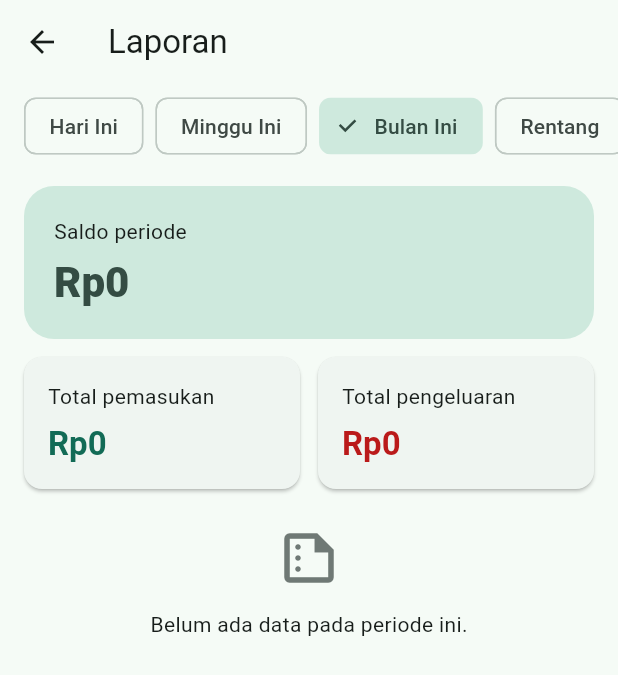
After one commit to technowstack/finote, a Flutter app: the screen it shows after launch, after a tap on the "assessment" icon, on a phone screen of 412 x 824 dp. The commit adds this screen. Shown: the top 675 px of the screen. Run offline on Flutter 3.47's test engine with Material 3 defaults, Android fonts, the light colour scheme and no system bars; our stand-ins replace drift, drift_flutter, flutter_riverpod, go_router; accounts and stored records are empty; generated files the repository leaves out were written again.

Commit message:
feat: add basic reports

```diff
--- a/lib/app/router.dart
+++ b/lib/app/router.dart
@@ -3,6 +3,7 @@ import 'package:go_router/go_router.dart';
 
 import '../features/categories/presentation/category_page.dart';
 import '../features/dashboard/presentation/dashboard_page.dart';
+import '../features/reports/presentation/reports_page.dart';
 import '../features/transactions/presentation/transaction_form_page.dart';
 import '../features/transactions/presentation/transactions_page.dart';
 
@@ -13,6 +14,10 @@ final routerProvider = Provider<GoRouter>((ref) {
       GoRoute(
         path: '/categories',
         builder: (context, state) => const CategoryPage(),
+      ),
+      GoRoute(
+        path: '/reports',
+        builder: (context, state) => const ReportsPage(),
       ),
       GoRoute(
         path: '/transactions',
--- a/lib/features/dashboard/presentation/dashboard_page.dart
+++ b/lib/features/dashboard/presentation/dashboard_page.dart
@@ -19,6 +19,11 @@ class DashboardPage extends ConsumerWidget {
       appBar: AppBar(
         title: const Text('Catatan Keuangan'),
         actions: [
+          IconButton(
+            tooltip: 'Laporan',
+            onPressed: () => context.push('/reports'),
+            icon: const Icon(Icons.assessment_outlined),
+          ),
           IconButton(
             tooltip: 'Kategori',
             onPressed: () => context.push('/categories'),
--- /dev/null
+++ b/lib/features/reports/presentation/reports_page.dart
@@ -0,0 +1,378 @@
+import 'package:flutter/material.dart';
+import 'package:flutter_riverpod/flutter_riverpod.dart';
+import 'package:intl/intl.dart';
+
+import '../../../core/utils/currency_formatter.dart';
+import '../data/report_repository.dart';
+
+class ReportsPage extends ConsumerStatefulWidget {
+  const ReportsPage({super.key});
+
+  @override
+  ConsumerState<ReportsPage> createState() => _ReportsPageState();
+}
+
+class _ReportsPageState extends ConsumerState<ReportsPage> {
+  _ReportPeriod _period = _ReportPeriod.month;
+  DateTimeRange? _customRange;
+
+  @override
+  Widget build(BuildContext context) {
+    final range = _reportRange(_period, _customRange, DateTime.now());
+    final report = ref.watch(reportProvider(range));
+
+    return Scaffold(
+      appBar: AppBar(title: const Text('Laporan')),
+      body: Column(
+        children: [
+          SingleChildScrollView(
+            scrollDirection: Axis.horizontal,
+            padding: const EdgeInsets.fromLTRB(16, 4, 16, 8),
+            child: Row(
+              spacing: 8,
+              children: [
+                _periodChip('Hari Ini', _ReportPeriod.today),
+                _periodChip('Minggu Ini', _ReportPeriod.week),
+                _periodChip('Bulan Ini', _ReportPeriod.month),
+                ChoiceChip(
+                  label: const Text('Rentang'),
+                  selected: _period == _ReportPeriod.custom,
+                  onSelected: (_) => _selectCustomRange(),
+                ),
+              ],
+            ),
+          ),
+          Expanded(
+            child: report.when(
+              loading: () => const Center(child: CircularProgressIndicator()),
+              error: (error, stackTrace) => _ErrorState(
+                onRetry: () => ref.invalidate(reportProvider(range)),
+              ),
+              data: (data) => _ReportContent(data: data),
+            ),
+          ),
+        ],
+      ),
+    );
+  }
+
+  Widget _periodChip(String label, _ReportPeriod period) {
+    return ChoiceChip(
+      label: Text(label),
+      selected: _period == period,
+      onSelected: (_) => setState(() => _period = period),
+    );
+  }
+
+  Future<void> _selectCustomRange() async {
+    final today = DateTime.now();
+    final selected = await showDateRangePicker(
+      context: context,
+      firstDate: DateTime(2000),
+      lastDate: DateTime(2100),
+      initialDateRange: _customRange ?? DateTimeRange(start: today, end: today),
+    );
+    if (selected != null) {
+      setState(() {
+        _customRange = selected;
+        _period = _ReportPeriod.custom;
+      });
+    }
+  }
+}
+
+class _ReportContent extends StatelessWidget {
+  const _ReportContent({required this.data});
+
+  final ReportData data;
+
+  @override
+  Widget build(BuildContext context) {
+    return ListView(
+      padding: const EdgeInsets.fromLTRB(16, 8, 16, 32),
+      children: [
+        _Summary(data: data),
+        if (data.isEmpty) ...[
+          const SizedBox(height: 24),
+          const _EmptyState(),
+        ] else ...[
+          const SizedBox(height: 28),
+          _CategorySection(
+            title: 'Kategori pengeluaran teratas',
+            items: data.topExpenseCategories,
+            color: Theme.of(context).colorScheme.error,
+          ),
+          const SizedBox(height: 24),
+          _CategorySection(
+            title: 'Kategori pemasukan teratas',
+            items: data.topIncomeCategories,
+            color: Theme.of(context).colorScheme.primary,
+          ),
+          const SizedBox(height: 24),
+          Text(
+            'Riwayat bulanan',
+            style: Theme.of(context).textTheme.titleLarge,
+          ),
+          const SizedBox(height: 8),
+          for (final month in data.monthlyHistory)
+            Padding(
+              padding: const EdgeInsets.only(bottom: 8),
+              child: _MonthlyTile(month: month),
+            ),
+        ],
+      ],
+    );
+  }
+}
+
+class _Summary extends StatelessWidget {
+  const _Summary({required this.data});
+
+  final ReportData data;
+
+  @override
+  Widget build(BuildContext context) {
+    final colors = Theme.of(context).colorScheme;
+
+    return Column(
+      crossAxisAlignment: CrossAxisAlignment.stretch,
+      children: [
+        Container(
+          padding: const EdgeInsets.all(20),
+          decoration: BoxDecoration(
+            color: colors.secondaryContainer,
+            borderRadius: BorderRadius.circular(20),
+          ),
+          child: Column(
+            crossAxisAlignment: CrossAxisAlignment.start,
+            children: [
+              const Text('Saldo periode'),
+              const SizedBox(height: 6),
+              FittedBox(
+                fit: BoxFit.scaleDown,
+                alignment: Alignment.centerLeft,
+                child: Text(
+                  formatIdr(data.netBalance),
+                  style: Theme.of(context).textTheme.headlineMedium?.copyWith(
+                    fontWeight: FontWeight.w800,
+                    color: colors.onSecondaryContainer,
+                  ),
+                ),
+              ),
+            ],
+          ),
+        ),
+        const SizedBox(height: 12),
+        Row(
+          children: [
+            Expanded(
+              child: _TotalCard(
+                label: 'Total pemasukan',
+                amount: data.totalIncome,
+                color: colors.primary,
+              ),
+            ),
+            const SizedBox(width: 12),
+            Expanded(
+              child: _TotalCard(
+                label: 'Total pengeluaran',
+                amount: data.totalExpense,
+                color: colors.error,
+              ),
+            ),
+          ],
+        ),
+      ],
+    );
+  }
+}
+
+class _TotalCard extends StatelessWidget {
+  const _TotalCard({
+    required this.label,
+    required this.amount,
+    required this.color,
+  });
+
+  final String label;
+  final int amount;
+  final Color color;
+
+  @override
+  Widget build(BuildContext context) {
+    return Card(
+      margin: EdgeInsets.zero,
+      child: Padding(
+        padding: const EdgeInsets.all(16),
+        child: Column(
+          crossAxisAlignment: CrossAxisAlignment.start,
+          children: [
+            Text(label, maxLines: 2),
+            const SizedBox(height: 8),
+            FittedBox(
+              fit: BoxFit.scaleDown,
+              alignment: Alignment.centerLeft,
+              child: Text(
+                formatIdr(amount),
+                style: Theme.of(context).textTheme.titleLarge
+                    ?.copyWith(color: color, fontWeight: FontWeight.w700),
+              ),
+            ),
+          ],
+        ),
+      ),
+    );
+  }
+}
+
+class _CategorySection extends StatelessWidget {
+  const _CategorySection({
+    required this.title,
+    required this.items,
+    required this.color,
+  });
+
+  final String title;
+  final List<CategoryTotal> items;
+  final Color color;
+
+  @override
+  Widget build(BuildContext context) {
+    return Column(
+      crossAxisAlignment: CrossAxisAlignment.start,
+      children: [
+        Text(title, style: Theme.of(context).textTheme.titleLarge),
+        const SizedBox(height: 8),
+        if (items.isEmpty)
+          const Text('Belum ada data pada periode ini.')
+        else
+          Card(
+            margin: EdgeInsets.zero,
+            child: Column(
+              children: [
+                for (var index = 0; index < items.length; index++) ...[
+                  ListTile(
+                    leading: CircleAvatar(child: Text('${index + 1}')),
+                    title: Text(items[index].categoryName),
+                    trailing: Text(
+                      formatIdr(items[index].amount),
+                      style: TextStyle(
+                        color: color,
+                        fontWeight: FontWeight.w700,
+                      ),
+                    ),
+                  ),
+                  if (index != items.length - 1) const Divider(height: 1),
+                ],
+              ],
+            ),
+          ),
+      ],
+    );
+  }
+}
+
+class _MonthlyTile extends StatelessWidget {
+  const _MonthlyTile({required this.month});
+
+  final MonthlyTotal month;
+
+  @override
+  Widget build(BuildContext context) {
+    return Card(
+      margin: EdgeInsets.zero,
+      child: Padding(
+        padding: const EdgeInsets.all(16),
+        child: Column(
+          crossAxisAlignment: CrossAxisAlignment.start,
+          children: [
+            Text(
+              _formatMonth(month.month),
+              style: Theme.of(context).textTheme.titleMedium,
+            ),
+            const SizedBox(height: 10),
+            Row(
+              children: [
+                Expanded(child: Text('+${formatIdr(month.income)}')),
+                Expanded(child: Text('-${formatIdr(month.expense)}')),
+                Text(
+                  formatIdr(month.netBalance),
+                  style: const TextStyle(fontWeight: FontWeight.w700),
+                ),
+              ],
+            ),
+          ],
+        ),
+      ),
+    );
+  }
+}
+
+class _EmptyState extends StatelessWidget {
+  const _EmptyState();
+
+  @override
+  Widget build(BuildContext context) {
+    return Center(
+      child: Column(
+        children: [
+          Icon(
+            Icons.summarize_outlined,
+            size: 44,
+            color: Theme.of(context).colorScheme.outline,
+          ),
+          const SizedBox(height: 12),
+          const Text('Belum ada data pada periode ini.'),
+        ],
+      ),
+    );
+  }
+}
+
+class _ErrorState extends StatelessWidget {
+  const _ErrorState({required this.onRetry});
+
+  final VoidCallback onRetry;
+
+  @override
+  Widget build(BuildContext context) {
+    return Center(
+      child: Column(
+        mainAxisSize: MainAxisSize.min,
+        children: [
+          const Text('Laporan belum dapat dimuat.'),
+          const SizedBox(height: 8),
+          TextButton(onPressed: onRetry, child: const Text('Coba lagi')),
+        ],
+      ),
+    );
+  }
+}
+
+ReportRange _reportRange(
+  _ReportPeriod period,
+  DateTimeRange? customRange,
+  DateTime now,
+) {
+  final today = DateTime(now.year, now.month, now.day);
+  return switch (period) {
+    _ReportPeriod.today => ReportRange(start: today, end: today),
+    _ReportPeriod.week => ReportRange(
+      start: today.subtract(Duration(days: today.weekday - 1)),
+      end: today.add(Duration(days: 7 - today.weekday)),
+    ),
+    _ReportPeriod.month => ReportRange(
+      start: DateTime(today.year, today.month),
+      end: DateTime(today.year, today.month + 1, 0),
+    ),
+    _ReportPeriod.custom => ReportRange(
+      start: customRange?.start ?? today,
+      end: customRange?.end ?? today,
+    ),
+  };
+}
+
+String _formatMonth(String month) =>
+    DateFormat('MMMM y', 'id_ID').format(DateTime.parse('$month-01'));
+
+enum _ReportPeriod { today, week, month, custom }
```
Also changed, not shown: lib/features/reports/data/report_repository.dart (added, +189 -0 lines), 2 other files.
